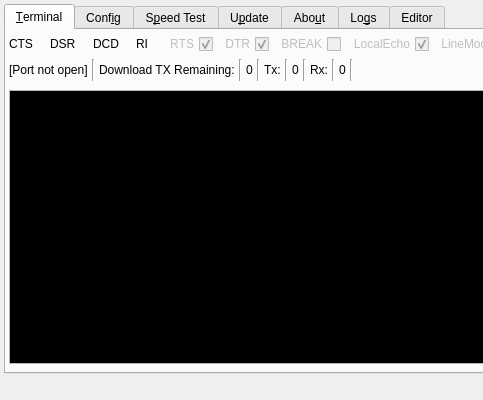
Old version of the form UwxMainWindow.ui in the repository LairdCP/UwTerminalX; both pictures show x 0 to 483 and y 0 to 400 of the 706 by 400 pixel window.
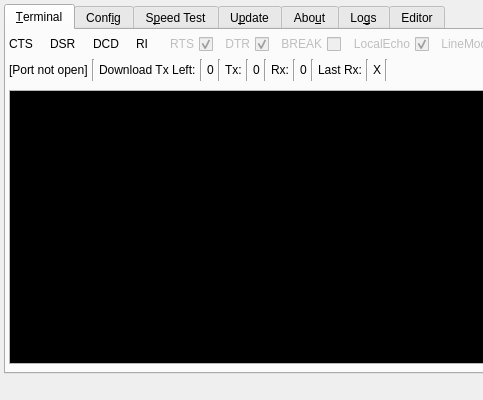
New version of the form. The open tabs and pages were chosen to show the change. Icons and pictures are not drawn. Custom widgets are drawn as their Qt base class.

Commit message: v1.09h, Add time of last received data, add version of OpenSSL to startup message, reserve buffer memory and only pass data to logger if logging is active

Diff of the .ui file:
```diff
--- a/UwxMainWindow.ui
+++ b/UwxMainWindow.ui
@@ -153,7 +153,7 @@
               <item>
                <widget class="QLabel" name="label_16">
                 <property name="text">
-                 <string>Download TX Remaining:</string>
+                 <string>Download Tx Left:</string>
                 </property>
                </widget>
               </item>
@@ -246,6 +246,34 @@
                 </property>
                </widget>
               </item>
+              <item>
+               <widget class="QLabel" name="label_44">
+                <property name="text">
+                 <string>Last Rx:</string>
+                </property>
+               </widget>
+              </item>
+              <item>
+               <widget class="Line" name="line_10">
+                <property name="orientation">
+                 <enum>Qt::Vertical</enum>
+                </property>
+               </widget>
+              </item>
+              <item>
+               <widget class="QLabel" name="label_LastRx">
+                <property name="text">
+                 <string>X</string>
+                </property>
+               </widget>
+              </item>
+              <item>
+               <widget class="Line" name="line_9">
+                <property name="orientation">
+                 <enum>Qt::Vertical</enum>
+                </property>
+               </widget>
+              </item>
               <item>
                <spacer name="horizontalSpacer_6">
                 <property name="orientation">
```
Left out of the diff: 2 changed lines with no effect on the pictures. The commit also changes 2 other files.
